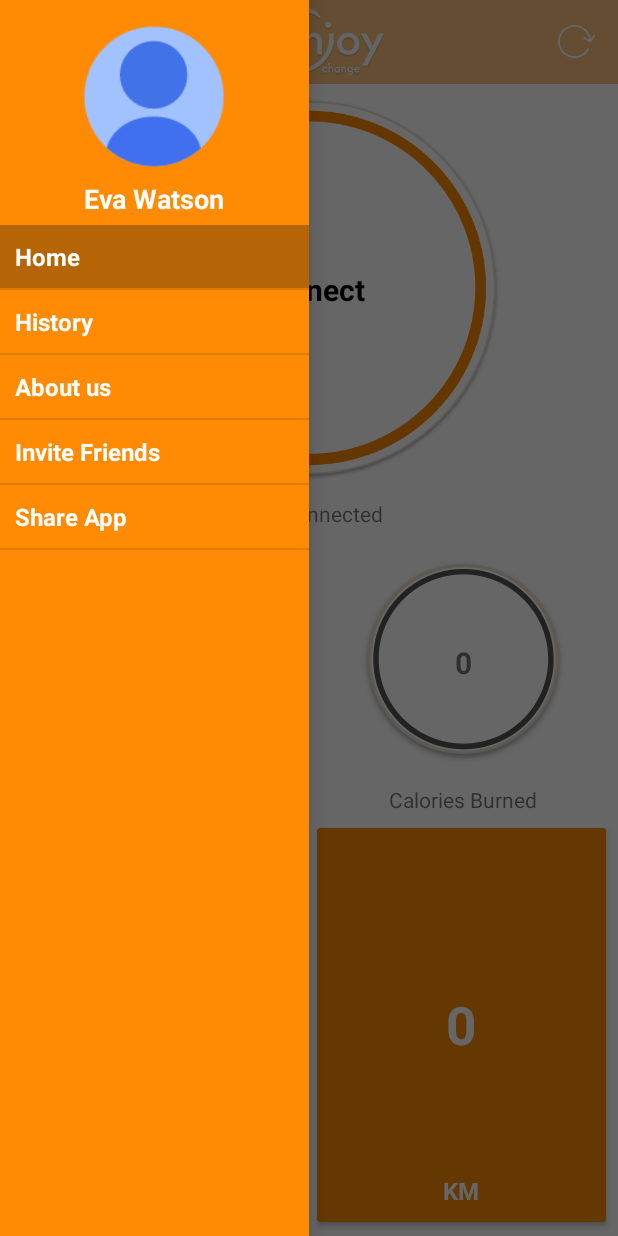
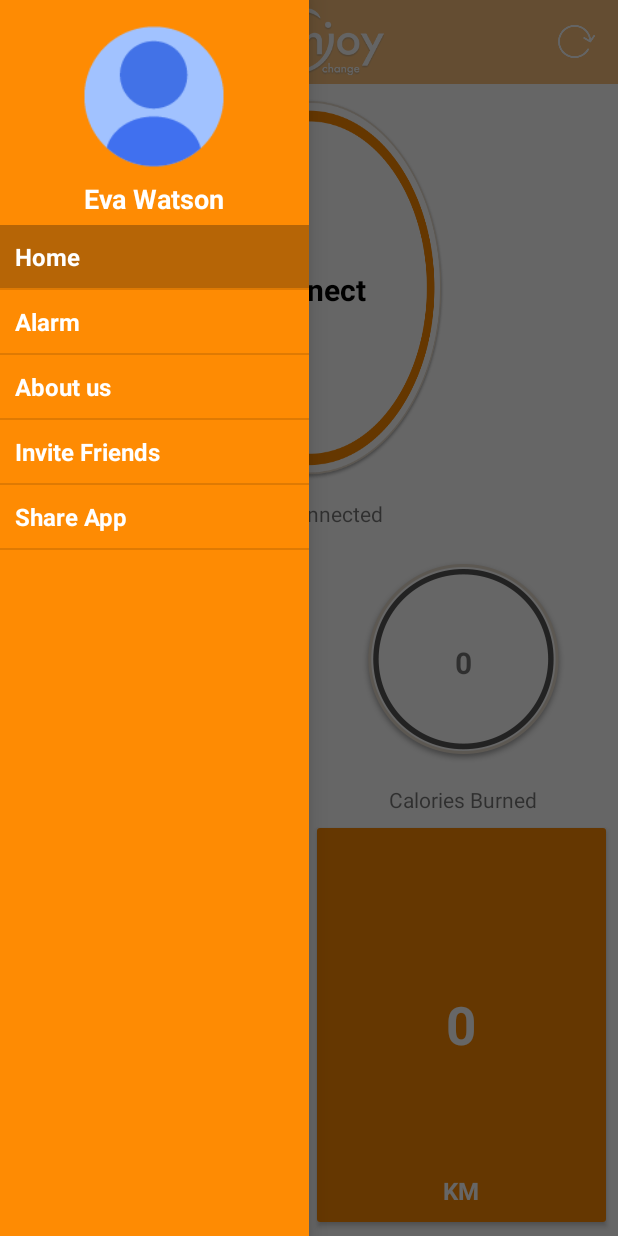
Before and after one commit to ballidaku/InjoyChangeBLE, an Android app: the screen it shows after launch (MainActivity), with the side drawer open, on a phone screen of 412 x 824 dp. Run offline under Robolectric (Android 15) with nearby library versions, the phone set to English and light mode, and no system bars; 2 statements that could not run were skipped.

Commit message:
Alarm Functionality

```diff
--- a/app/src/main/AndroidManifest.xml
+++ b/app/src/main/AndroidManifest.xml
@@ -31,7 +31,7 @@
     <uses-permission android:name="android.permission.BLUETOOTH_ADMIN"/>
 
     <application
-        android:icon="@mipmap/ic_app_logo"
+        android:icon="@mipmap/ic_app_logo_white"
         android:label="@string/app_name"
         android:theme="@style/AppTheme">
 
--- a/app/src/main/java/com/ble/sharan/mainScreen/activities/MainActivity.java
+++ b/app/src/main/java/com/ble/sharan/mainScreen/activities/MainActivity.java
@@ -17,9 +17,11 @@ import android.widget.ListView;
 import com.ble.sharan.R;
 import com.ble.sharan.adapters.DrawerList_Adapter;
 import com.ble.sharan.mainScreen.fragments.AboutUsFragment;
+import com.ble.sharan.mainScreen.fragments.AlarmFragment;
 import com.ble.sharan.mainScreen.fragments.FragmentDrawer;
 import com.ble.sharan.mainScreen.fragments.HomeFragment;
 import com.ble.sharan.mainScreen.fragments.ProfileFragment;
+import com.ble.sharan.mainScreen.fragments.TestingFragment;
 
 import java.util.ArrayList;
 
@@ -77,7 +79,7 @@ public class MainActivity extends AppCompatActivity implements View.OnClickListe
         listDataHeader = new ArrayList<>();
 
         listDataHeader.add("Home");
-        listDataHeader.add("History");
+        listDataHeader.add("Alarm");
         listDataHeader.add("About us");
         listDataHeader.add("Invite Friends");
         listDataHeader.add("Share App");
@@ -115,11 +117,11 @@ public class MainActivity extends AppCompatActivity implements View.OnClickListe
 
 
             case 1:
-                fragment = new AboutUsFragment();
+                fragment = new AlarmFragment();
                 break;
 
             case 2:
-                fragment = new AboutUsFragment();
+                fragment = new TestingFragment();
                 break;
 
             case 3:
--- a/app/src/main/java/com/ble/sharan/mainScreen/fragments/HomeFragment.java
+++ b/app/src/main/java/com/ble/sharan/mainScreen/fragments/HomeFragment.java
@@ -18,6 +18,8 @@ import android.util.Log;
 import android.view.LayoutInflater;
 import android.view.View;
 import android.view.ViewGroup;
+import android.view.animation.Animation;
+import android.view.animation.AnimationUtils;
 import android.widget.AdapterView;
 import android.widget.TextView;
 import android.widget.Toast;
@@ -70,6 +72,9 @@ public class HomeFragment extends Fragment implements View.OnClickListener
     TextView txtv_refresh;
     TextView txtv_deviceName;
 
+
+//    ImageView imgvRefresh;
+
     View view = null;
 
     Context context;
@@ -77,6 +82,9 @@ public class HomeFragment extends Fragment implements View.OnClickListener
     ReconnectTimer reconnectTimer;
 
     //static boolean isConnectedEarlier;
+
+
+    Animation animFadein ;
 
 
     MyDialogs myDialogs = new MyDialogs();
@@ -171,12 +179,18 @@ public class HomeFragment extends Fragment implements View.OnClickListener
 
     private void setUpIds()
     {
+
+        animFadein= AnimationUtils.loadAnimation(context.getApplicationContext(),R.anim.hover_effect);
+
         txtv_connect_disconnect = (TextView) view.findViewById(R.id.txtv_connect_disconnect);
         txtv_calories = (TextView) view.findViewById(R.id.txtv_calories);
         txtv_stepsTaken = (TextView) view.findViewById(R.id.txtv_stepsTaken);
         txtv_distance = (TextView) view.findViewById(R.id.txtv_distance);
 
         txtv_deviceName = (TextView) view.findViewById(R.id.txtv_deviceName);
+
+       // (imgvRefresh= (ImageView) view.findViewById(R.id.imgvRefresh)).setOnClickListener(this);
+
 
         (txtv_refresh = (TextView) view.findViewById(R.id.txtv_refresh)).setOnClickListener(this);
         txtv_refresh.setEnabled(false);
--- /dev/null
+++ b/app/src/main/res/anim/hover_effect.xml
@@ -0,0 +1,10 @@
+<?xml version="1.0" encoding="utf-8"?>
+<set xmlns:android="http://schemas.android.com/apk/res/android"
+     android:fillAfter="true" >
+
+    <alpha
+        android:duration="200"
+        android:fromAlpha="0.5"
+        android:interpolator="@android:anim/accelerate_interpolator"
+        android:toAlpha="1.0" />
+</set>
--- /dev/null
+++ b/app/src/main/res/drawable/selector_connect.xml
@@ -0,0 +1,14 @@
+<?xml version="1.0" encoding="utf-8"?>
+<selector xmlns:android="http://schemas.android.com/apk/res/android">
+
+
+    <item android:state_selected="true"
+          android:drawable="@drawable/ic_yellow_selected"/>
+
+    <item
+        android:state_pressed="true"
+        android:drawable="@drawable/ic_yellow_selected" />
+
+    <item android:drawable="@drawable/ic_yellow" />
+
+</selector>
--- /dev/null
+++ b/app/src/main/res/drawable/selector_refresh.xml
@@ -0,0 +1,12 @@
+<?xml version="1.0" encoding="utf-8"?>
+<selector xmlns:android="http://schemas.android.com/apk/res/android">
+
+    <item android:state_selected="true"
+          android:drawable="@drawable/ic_black_selected"/>
+
+    <item
+          android:state_pressed="true"
+          android:drawable="@drawable/ic_black_selected" />
+
+    <item android:drawable="@drawable/ic_black" />
+</selector>
--- a/app/src/main/res/layout/fragment_home.xml
+++ b/app/src/main/res/layout/fragment_home.xml
@@ -21,33 +21,37 @@
              android:text="Connect"/>
      </LinearLayout>-->
 
-    <FrameLayout
+    <LinearLayout
         android:layout_width="match_parent"
         android:layout_height="0dp"
         android:layout_weight="1.5"
+        android:gravity="center"
         android:padding="10dp">
 
-        <ImageView
+        <!--<ImageView
             android:layout_width="wrap_content"
             android:layout_height="wrap_content"
             android:layout_gravity="center"
-            android:src="@drawable/ic_yellow"/>
+            android:src="@drawable/ic_yellow"/>-->
 
         <TextView
             android:id="@+id/txtv_connect_disconnect"
-            android:layout_width="wrap_content"
+            android:layout_width="180dp"
+
             android:layout_height="wrap_content"
             android:layout_gravity="center"
+            android:gravity="center"
             android:text="Connect"
             android:textSize="20sp"
             android:padding="10dp"
             android:textColor="@color/Black"
-            android:textStyle="bold"/>
+            android:textStyle="bold"
+            android:background="@drawable/selector_connect"/>
 
 
 
 
-    </FrameLayout>
+    </LinearLayout>
 
     <LinearLayout
         android:id="@+id/linearLayout3"
@@ -266,11 +270,16 @@
                 android:layout_weight="1">
 
 
-                <ImageView
+              <!--  <ImageButton
+                    android:id="@+id/imgvRefresh"
                     android:layout_width="wrap_content"
                     android:layout_height="wrap_content"
                     android:layout_gravity="center"
-                    android:src="@drawable/ic_black"/>
+                    android:scaleX="0.85"
+                    android:scaleY="1.0"
+                    android:clickable="true"
+                    android:text="Refresh"
+                    android:background="@drawable/selector_refresh"/>-->
 
 
                 <TextView
@@ -278,10 +287,14 @@
                     android:layout_width="wrap_content"
                     android:layout_height="wrap_content"
                     android:layout_gravity="center"
+                    android:gravity="center"
                     android:text="Refresh"
                     android:clickable="true"
                     android:textSize="20sp"
-                    android:textStyle="bold"/>
+                    android:scaleX="0.85"
+                    android:scaleY="1.0"
+                    android:textStyle="bold"
+                    android:background="@drawable/selector_refresh"/>
 
 
             </FrameLayout>
```
Also changed, not shown: app/src/main/java/com/ble/sharan/mainScreen/fragments/AlarmFragment.java (added, +165 -0 lines), app/src/main/java/com/ble/sharan/myUtilities/MyUtil.java (+11 -0 lines), app/src/main/res/layout/fragment_alarm.xml (added, +33 -0 lines), app/src/main/res/drawable-hdpi/ic_black_selected.png (added), app/src/main/res/drawable-hdpi/ic_yellow_selected.png (added), app/src/main/res/mipmap/ic_app_logo_white.png (added), 1 other file.
